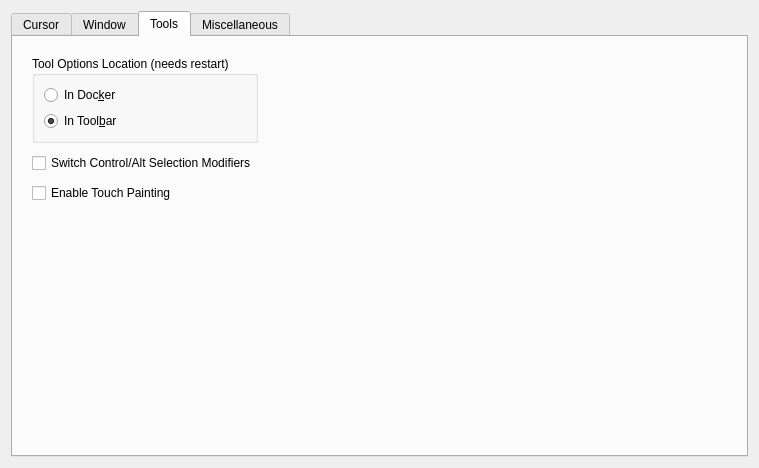
Old version of the form libs/ui/forms/wdggeneralsettings.ui in the repository KDE/krita.
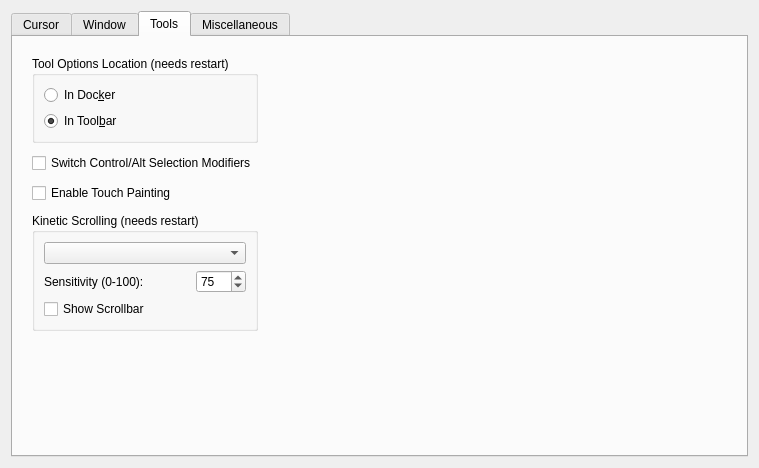
New version of the form. The open tabs and pages were chosen to show the change. Custom widgets are drawn as their Qt base class.

Commit message:
Add kinetic scrolling to resource item choosers
Users can now enable a setting inside General > Tools that will allow them to use kinetic scrolling (using touch-and-drag or click-and-drag) inside resource item choosers like the brush presets panel; this can be less fiddly than using the scrollbar (e.g. when using a stylus).

The edit to the form file:
```diff
--- a/libs/ui/forms/wdggeneralsettings.ui
+++ b/libs/ui/forms/wdggeneralsettings.ui
@@ -406,6 +406,64 @@
            </property>
           </widget>
          </item>
+         <item>
+          <widget class="QGroupBox" name="groupBoxKineticScrollingSettings">
+           <property name="title">
+            <string>Kinetic Scrolling (needs restart)</string>
+           </property>
+           <layout class="QVBoxLayout" name="verticalLayoutKineticScrollingSettings">
+            <item>
+             <widget class="QComboBox" name="m_cmbKineticScrollingGesture"/>
+            </item>
+            <item>
+             <layout class="QHBoxLayout" name="horizontalLayoutKineticScrollingSensitivity">
+              <item>
+               <widget class="QLabel" name="labelKineticScrollingSensitivity">
+                <property name="text">
+                 <string>Sensitivity (0-100):</string>
+                </property>
+               </widget>
+              </item>
+              <item>
+               <widget class="KisIntParseSpinBox" name="m_kineticScrollingSensitivity">
+                <property name="sizePolicy">
+                 <sizepolicy hsizetype="Fixed" vsizetype="Fixed">
+                  <horstretch>0</horstretch>
+                  <verstretch>0</verstretch>
+                 </sizepolicy>
+                </property>
+                <property name="minimumSize">
+                 <size>
+                  <width>50</width>
+                  <height>0</height>
+                 </size>
+                </property>
+                <property name="minimum">
+                 <number>0</number>
+                </property>
+                <property name="maximum">
+                 <number>100</number>
+                </property>
+                <property name="singleStep">
+                 <number>1</number>
+                </property>
+                <property name="value">
+                 <number>75</number>
+                </property>
+               </widget>
+              </item>
+             </layout>
+            </item>
+            <item>
+             <widget class="QCheckBox" name="m_chkKineticScrollingScrollbar">
+              <property name="text">
+               <string>Show Scrollbar</string>
+              </property>
+             </widget>
+            </item>
+           </layout>
+          </widget>
+         </item>
          <item>
           <spacer name="verticalSpacer_2">
            <property name="orientation">
```
The commit also changes 7 other files.
